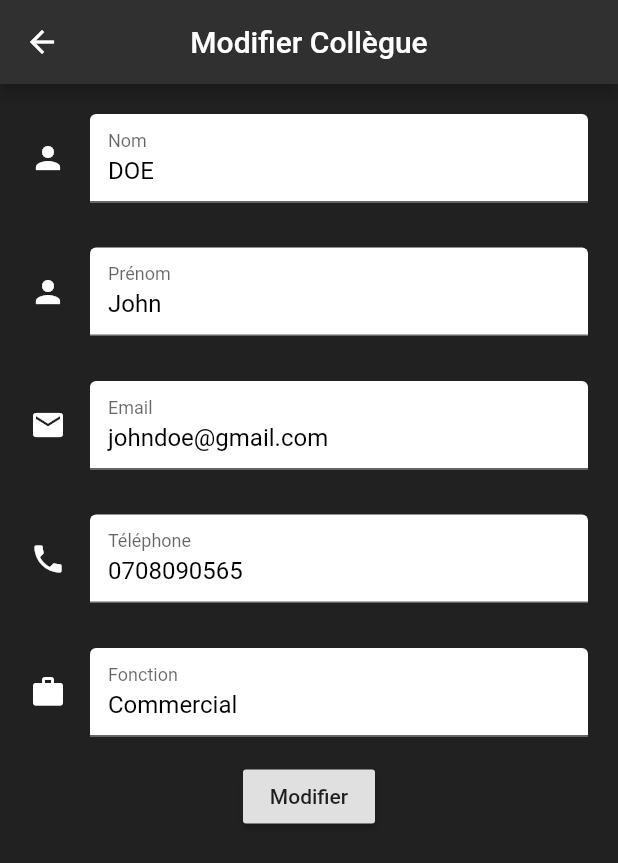
After one commit to GiovanniAffogbolo/flutter_entreprise_app, a Flutter app: the screen it shows after launch, after a tap on the "edit" icon, on a phone screen of 412 x 824 dp. The commit adds this screen. Shown: the top 863 px of the screen. Run offline on Flutter 3.47's test engine with Material 2 defaults, Android fonts, the phone set to English and light mode, and no system bars; our stand-ins replace splashscreen.

Commit message:
possibility to edit a colleague

```diff
--- /dev/null
+++ b/lib/features/entreprise_app/presentation/pages/edit-colleague.dart
@@ -0,0 +1,21 @@
+import 'package:flutter_entreprise_app/features/entreprise_app/presentation/widgets/widgets.dart';
+import 'package:flutter/material.dart';
+
+class EditColleague extends StatefulWidget {
+  @override
+  _EditColleagueState createState() => _EditColleagueState();
+}
+
+class _EditColleagueState extends State<EditColleague> {
+  @override
+  Widget build(BuildContext context) {
+    return Scaffold(
+      backgroundColor: Colors.grey[900],
+      appBar: AppBar(
+          title: Text('Modifier Collègue'),
+          centerTitle: true,
+          backgroundColor: Colors.grey[850]),
+      body: EditColleagueWidget(),
+    );
+  }
+}
--- /dev/null
+++ b/lib/features/entreprise_app/presentation/widgets/colleague_edit_widget.dart
@@ -0,0 +1,169 @@
+import 'package:flutter/material.dart';
+import 'package:flutter_entreprise_app/features/entreprise_app/data/models/colleague.dart';
+
+class EditColleagueWidget extends StatefulWidget {
+  @override
+  _EditColleagueWidgetState createState() => _EditColleagueWidgetState();
+}
+
+class _EditColleagueWidgetState extends State<EditColleagueWidget> {
+  void updateColleague(nom, prenom, mail, phone, function) {
+    Navigator.pop(context, {
+      'nom': nom.text,
+      'prenom': prenom.text,
+      'mail': mail.text,
+      'phone': phone.text,
+      'function': function.text,
+    });
+  }
+
+  final _formKey = GlobalKey<FormState>();
+
+  @override
+  Widget build(BuildContext context) {
+    final Colleague args = ModalRoute.of(context).settings.arguments;
+    TextEditingController nom = TextEditingController(text: args.nom);
+    TextEditingController prenom = TextEditingController(text: args.prenom);
+    TextEditingController mail = TextEditingController(text: args.mail);
+    TextEditingController phone = TextEditingController(text: args.telephone);
+    TextEditingController function = TextEditingController(text: args.fonction);
+
+    return Scaffold(
+      backgroundColor: Colors.grey[900],
+      body: SingleChildScrollView(
+        child: Padding(
+          padding: const EdgeInsets.all(20.0),
+          child: Form(
+            key: _formKey,
+            child: Column(
+              crossAxisAlignment: CrossAxisAlignment.start,
+              children: <Widget>[
+                TextFormField(
+                  decoration: InputDecoration(
+                      fillColor: Colors.white,
+                      filled: true,
+                      icon: const Icon(
+                        Icons.person,
+                        color: Colors.white,
+                      ),
+                      hintText: 'Nom du collègue',
+                      labelText: 'Nom'),
+                  //initialValue: 'args.nom',
+                  //initialValue: 'nom',
+                  controller: nom,
+                  cursorColor: Colors.black,
+                  style: TextStyle(color: Colors.black),
+                  validator: (value) {
+                    if (value.isEmpty) {
+                      return 'Entrer le nom';
+                    }
+                    return null;
+                  },
+                ),
+                SizedBox(height: 30.0),
+                TextFormField(
+                  decoration: InputDecoration(
+                      fillColor: Colors.white,
+                      filled: true,
+                      icon: const Icon(
+                        Icons.person,
+                        color: Colors.white,
+                      ),
+                      hintText: 'Prénom du collègue',
+                      labelText: 'Prénom'),
+                  controller: prenom,
+                  cursorColor: Colors.black,
+                  style: TextStyle(color: Colors.black),
+                  validator: (value) {
+                    if (value.isEmpty) {
+                      return 'Entrer le prénom';
+                    }
+                    return null;
+                  },
+                ),
+                SizedBox(height: 30.0),
+                TextFormField(
+                  decoration: InputDecoration(
+                      fillColor: Colors.white,
+                      filled: true,
+                      icon: const Icon(
+                        Icons.email,
+                        color: Colors.white,
+                      ),
+                      hintText: 'Email du collègue',
+                      labelText: 'Email'),
+                  controller: mail,
+                  cursorColor: Colors.black,
+                  style: TextStyle(color: Colors.black),
+                  validator: (value) {
+                    if (value.isEmpty) {
+                      return 'Entrer le mail';
+                    }
+                    return null;
+                  },
+                ),
+                SizedBox(height: 30.0),
+                TextFormField(
+                  decoration: InputDecoration(
+                      fillColor: Colors.white,
+                      filled: true,
+                      icon: const Icon(
+                        Icons.phone,
+                        color: Colors.white,
+                      ),
+                      hintText: 'Téléphone du collègue',
+                      labelText: 'Téléphone'),
+                  controller: phone,
+                  cursorColor: Colors.black,
+                  style: TextStyle(color: Colors.black),
+                  validator: (value) {
+                    if (value.isEmpty) {
+                      return 'Entrer le téléphone';
+                    }
+                    return null;
+                  },
+                ),
+                SizedBox(height: 30.0),
+                TextFormField(
+                  decoration: InputDecoration(
+                      fillColor: Colors.white,
+                      filled: true,
+                      icon: const Icon(
+                        Icons.work,
+                        color: Colors.white,
+                      ),
+                      hintText: 'Fonction du collègue',
+                      labelText: 'Fonction'),
+                  controller: function,
+                  cursorColor: Colors.black,
+                  style: TextStyle(color: Colors.black),
+                  validator: (value) {
+                    if (value.isEmpty) {
+                      return 'Entrer la fonction';
+                    }
+                    return null;
+                  },
+                ),
+                Padding(
+                  padding: const EdgeInsets.symmetric(vertical: 16.0),
+                  child: Center(
+                    child: RaisedButton(
+                      onPressed: () {
+                        // Validate returns true if the form is valid
+                        if (_formKey.currentState.validate()) {
+                          // If the form is valid, call the updateColleague method to update the colleague
+                          updateColleague(nom, prenom, mail, phone, function);
+                        }
+                      },
+                      child: Text('Modifier'),
+                    ),
+                  ),
+                ),
+              ],
+            ),
+          ),
+        ),
+      ),
+    );
+  }
+}
--- a/lib/features/entreprise_app/presentation/widgets/colleagues_list_widget.dart
+++ b/lib/features/entreprise_app/presentation/widgets/colleagues_list_widget.dart
@@ -47,6 +47,24 @@ class _ColleaguesListState extends State<ColleaguesList> {
     Navigator.pushNamed(context, '/details', arguments: colleague);
   }
 
+  void editColleague(index, popColleague) {
+    final tile = colleagues.firstWhere(
+        (item) =>
+            item.nom == colleagues[index].nom &&
+            item.prenom == colleagues[index].prenom &&
+            item.mail == colleagues[index].mail &&
+            item.telephone == colleagues[index].telephone &&
+            item.fonction == colleagues[index].fonction,
+        orElse: null);
+    if (tile != null) {
+      tile.nom = popColleague['nom'];
+      tile.prenom = popColleague['prenom'];
+      tile.mail = popColleague['mail'];
+      tile.telephone = popColleague['phone'];
+      tile.fonction = popColleague['function'];
+    }
+  }
+
   @override
   Widget build(BuildContext context) {
     return Scaffold(
@@ -72,14 +90,38 @@ class _ColleaguesListState extends State<ColleaguesList> {
                               ' ' +
                               colleagues[index].prenom),
                           leading: Icon(Icons.person),
-                            trailing: IconButton(
-                                icon: Icon(Icons.delete),
+                          trailing: Wrap(spacing: 0, children: <Widget>[
+                            IconButton(
+                                icon: Icon(Icons.edit),
+                                onPressed: () async {
+                                  // Wait for the new datas from the colleague to modify
+                                  Colleague colleague = colleagues[index];
+                                  dynamic popColleague =
+                                      await Navigator.pushNamed(
+                                          context, '/editColleague',
+                                          arguments: colleague);
+                                  if (popColleague == null) {
+                                    return;
+                                  } else {
+                                    setState(() {
+                                      // Then edit it
+                                      editColleague(index, popColleague);
+                                    });
+                                  }
+                                }),
+                            IconButton(
+                                icon: Icon(
+                                  Icons.delete,
+                                  color: Colors.red[500],
+                                ),
                                 onPressed: () {
                                   setState(() {
                                     // Remove the colleague when delete icon clicked
                                     colleagues.removeAt(index);
                                   });
-                                })),
+                                }),
+                          ]),
+                        ),
                       ),
                     ),
                   ],
--- a/lib/features/entreprise_app/presentation/widgets/widgets.dart
+++ b/lib/features/entreprise_app/presentation/widgets/widgets.dart
@@ -1,4 +1,5 @@
 export 'colleague_details_widget.dart';
 export 'colleagues_list_widget.dart';
 export 'colleague_add_widget.dart';
+export 'colleague_edit_widget.dart';
 export 'splash.dart';
--- a/lib/main.dart
+++ b/lib/main.dart
@@ -1,4 +1,5 @@
 import 'package:flutter_entreprise_app/features/entreprise_app/presentation/pages/add-colleague.dart';
+import 'package:flutter_entreprise_app/features/entreprise_app/presentation/pages/edit-colleague.dart';
 import 'package:flutter_entreprise_app/features/entreprise_app/presentation/pages/home.dart';
 import 'package:flutter_entreprise_app/features/entreprise_app/presentation/pages/colleague-details.dart';
 import 'package:flutter_entreprise_app/features/entreprise_app/presentation/widgets/splash.dart';
@@ -22,6 +23,7 @@ class MyApp extends StatelessWidget {
         '/home': (context) => MyHomePage(),
         '/details': (context) => ColleagueDetails(),
         '/addColleague': (context) => AddColleague(),
+        '/editColleague': (context) => EditColleague(),
       },
     );
   }
```
Lines whose indentation alone changed are shown as unchanged.
